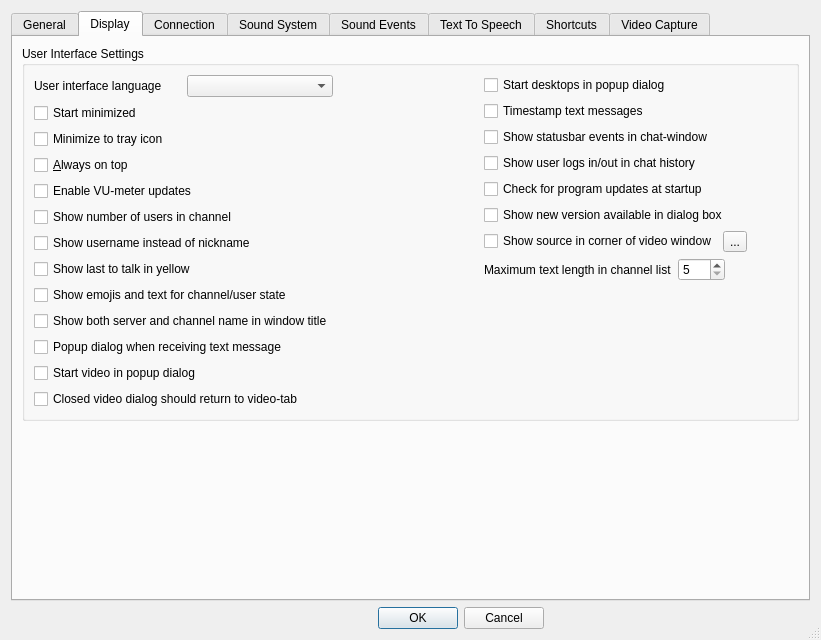
Before: the Qt Designer form Client/qtTeamTalk/preferences.ui in BearWare/TeamTalk5, drawn with Qt 5.
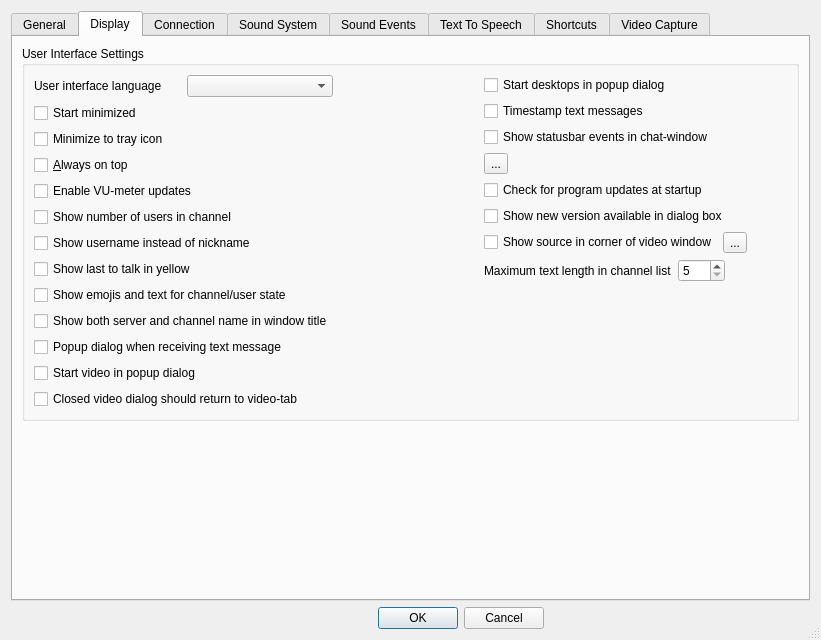
After: the same form once the commit is applied. The open tabs and pages were chosen to show the change. Icons and pictures are not drawn. Custom widgets are drawn as their Qt base class.

Patch:
```diff
--- a/Client/qtTeamTalk/preferences.ui
+++ b/Client/qtTeamTalk/preferences.ui
@@ -470,9 +470,12 @@
              </widget>
             </item>
             <item>
-             <widget class="QCheckBox" name="loggedinoutChkBox">
+             <widget class="QToolButton" name="statusbarToolButton">
+              <property name="accessibleName">
+               <string>Configure events</string>
+              </property>
               <property name="text">
-               <string>Show user logs in/out in chat history</string>
+               <string notr="true">...</string>
               </property>
              </widget>
             </item>
```
